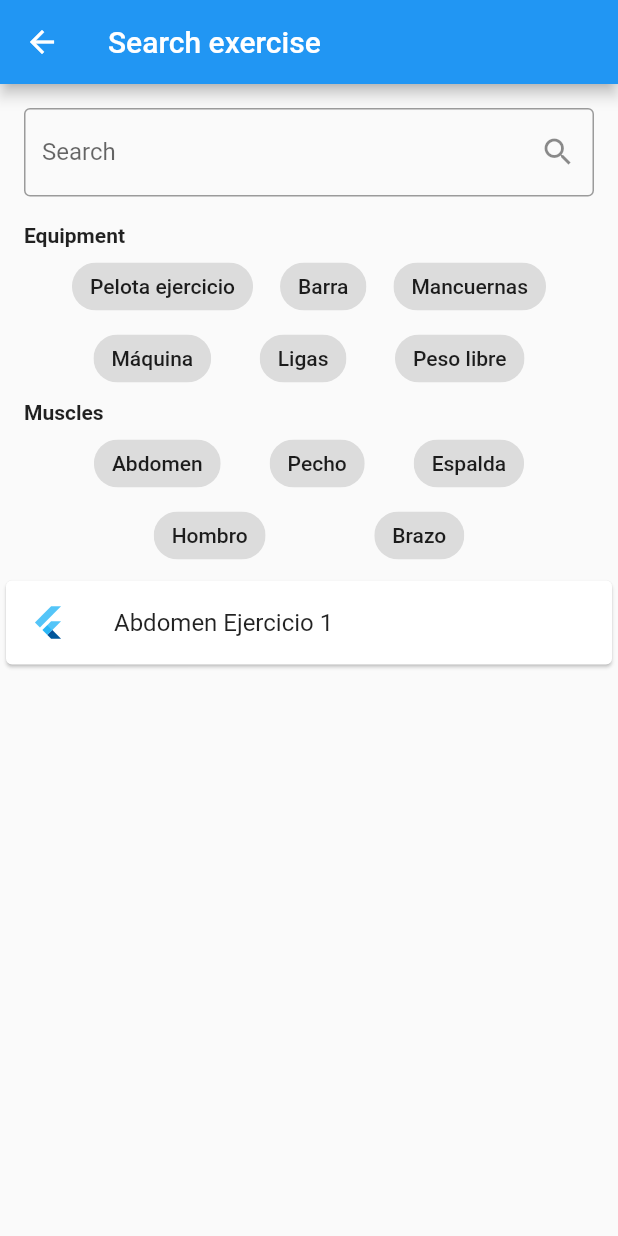
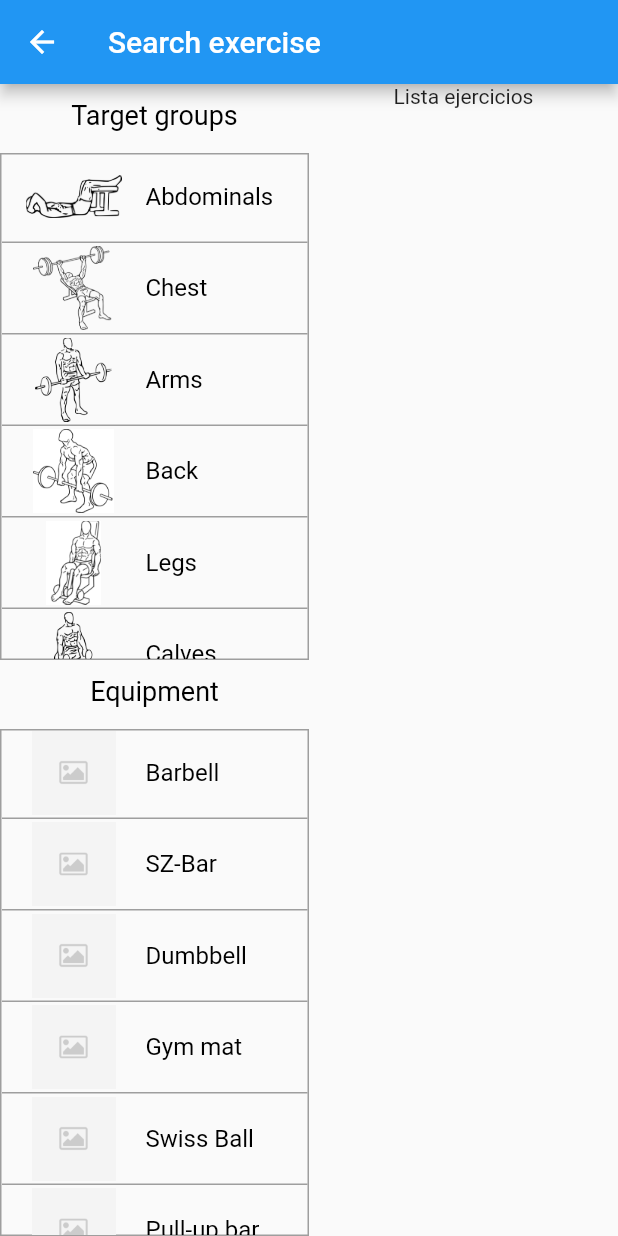
Before and after one commit to alfonso46674/Gains_For_Days, a Flutter app: the SearchExercise screen opened by its route, on a phone screen of 412 x 824 dp. Run offline on Flutter 3.47's test engine with Material 2 defaults, Android fonts, the phone set to English and light mode, and no system bars; our stand-ins replace auth_buttons, bloc, equatable, firebase_auth, firebase_core, flutter_bloc and 4 more; accounts and stored records are empty; generated files the repository leaves out were written again; network calls fail; statements that could not run were skipped.

Commit message:
Feat: Update search/search_exercise to a better format and visualization

```diff
--- a/lib/exercises/search_exercise.dart
+++ /dev/null
@@ -1,191 +0,0 @@
-import 'package:flutter/material.dart';
-
-class SearchExercise extends StatefulWidget {
-  SearchExercise({Key key}) : super(key: key);
-
-  @override
-  _SearchExerciseState createState() => _SearchExerciseState();
-}
-
-class _SearchExerciseState extends State<SearchExercise> {
-  @override
-  Widget build(BuildContext context) {
-    return Scaffold(
-      appBar: AppBar(
-        title: Text("Search exercise"),
-      ),
-      body: Column(
-        mainAxisSize: MainAxisSize.min,
-        children: [
-          //Bara de busqueda
-          Padding(
-            padding: const EdgeInsets.all(16.0),
-            child: TextField(
-              decoration: InputDecoration(
-                  suffixIcon: Icon(Icons.search),
-                  border: OutlineInputBorder(),
-                  labelText: 'Search'),
-            ),
-          ),
-          //Texto de materiales
-          Padding(
-            padding: const EdgeInsets.only(
-              left: 16,
-              top: 2,
-              // right: 10,
-              bottom: 2,
-            ),
-            child: Align(
-              alignment: Alignment.centerLeft,
-              child: Text(
-                "Equipment",
-                style: TextStyle(
-                  fontWeight: FontWeight.bold,
-                ),
-              ),
-            ),
-          ),
-
-          //Seleccion de materiales
-          Padding(
-            padding: const EdgeInsets.only(
-                left: 30,
-                // top:2,
-                right: 30,
-                bottom: 2),
-            child: Column(
-              children: [
-                Row(
-                  mainAxisSize: MainAxisSize.max,
-                  mainAxisAlignment: MainAxisAlignment.spaceEvenly,
-                  children: [
-                    InputChip(
-                      // avatar: CircleAvatar(
-                      //   backgroundColor: Colors.grey.shade800,
-                      //   child: Text('AB'),
-                      // ),
-                      label: Text('Pelota ejercicio'),
-                      onPressed: () {},
-                    ),
-                    InputChip(
-                      label: Text('Barra'),
-                      onPressed: () {},
-                    ),
-                    InputChip(
-                      label: Text('Mancuernas'),
-                      onPressed: () {},
-                    ),
-                  ],
-                ),
-                Row(
-                  mainAxisSize: MainAxisSize.max,
-                  mainAxisAlignment: MainAxisAlignment.spaceEvenly,
-                  children: [
-                    InputChip(
-                      // avatar: CircleAvatar(
-                      //   backgroundColor: Colors.grey.shade800,
-                      //   child: Text('AB'),
-                      // ),
-                      label: Text('Máquina'),
-                      onPressed: () {},
-                    ),
-                    InputChip(
-                      label: Text('Ligas'),
-                      onPressed: () {},
-                    ),
-                    InputChip(
-                      label: Text('Peso libre'),
-                      onPressed: () {},
-                    ),
-                  ],
-                ),
-              ],
-            ),
-          ),
-
-          //Texto de los musculos
-          Padding(
-            padding: const EdgeInsets.only(
-              left: 16,
-              top: 2,
-              // right: 10,
-              bottom: 2,
-            ),
-            child: Align(
-              alignment: Alignment.centerLeft,
-              child: Text(
-                "Muscles",
-                style: TextStyle(
-                  fontWeight: FontWeight.bold,
-                ),
-              ),
-            ),
-          ),
-
-          //Seleccion musculos
-          Padding(
-            padding: const EdgeInsets.only(
-                left: 30,
-                // top:2,
-                right: 30,
-                bottom: 2),
-            child: Column(
-              children: [
-                Row(
-                  mainAxisSize: MainAxisSize.max,
-                  mainAxisAlignment: MainAxisAlignment.spaceEvenly,
-                  children: [
-                    InputChip(
-                      // avatar: CircleAvatar(
-                      //   backgroundColor: Colors.grey.shade800,
-                      //   child: Text('AB'),
-                      // ),
-                      label: Text('Abdomen'),
-                      onPressed: () {},
-                    ),
-                    InputChip(
-                      label: Text('Pecho'),
-                      onPressed: () {},
-                    ),
-                    InputChip(
-                      label: Text('Espalda'),
-                      onPressed: () {},
-                    ),
-                  ],
-                ),
-                Row(
-                  mainAxisSize: MainAxisSize.max,
-                  mainAxisAlignment: MainAxisAlignment.spaceEvenly,
-                  children: [
-                    InputChip(
-                      // avatar: CircleAvatar(
-                      //   backgroundColor: Colors.grey.shade800,
-                      //   child: Text('AB'),
-                      // ),
-                      label: Text('Hombro'),
-                      onPressed: () {},
-                    ),
-                    InputChip(
-                      label: Text('Brazo'),
-                      onPressed: () {},
-                    ),
-
-                  ],
-                ),
-              ],
-            ),
-          ),
-
-          //Mostrar resultados
-          //TODO: Implementar que se muestren resultados de acuerdo a la seleccion de busqueda
-          Card(
-            child: ListTile(
-              leading: FlutterLogo(),
-              title: Text("Abdomen Ejercicio 1"),
-            ),
-          ),
-        ],
-      ),
-    );
-  }
-}
--- a/lib/main.dart
+++ b/lib/main.dart
@@ -6,7 +6,7 @@ import 'package:hive/hive.dart';
 import 'package:path_provider/path_provider.dart';
 
 import 'package:proyecto_integrador/auth/bloc/auth_bloc.dart';
-import 'package:proyecto_integrador/exercises/search_exercise.dart';
+import 'package:proyecto_integrador/search/search_exercise.dart';
 import 'package:proyecto_integrador/exercises/menu_exercises.dart';
 import 'package:proyecto_integrador/login/login.dart';
 import 'package:proyecto_integrador/models/exercise.dart';
--- /dev/null
+++ b/lib/search/search_exercise.dart
@@ -0,0 +1,199 @@
+import 'package:flutter/material.dart';
+import 'package:proyecto_integrador/repositories/enumerations.dart';
+
+class SearchExercise extends StatefulWidget {
+  SearchExercise({Key key}) : super(key: key);
+
+  @override
+  _SearchExerciseState createState() => _SearchExerciseState();
+}
+
+class _SearchExerciseState extends State<SearchExercise> {
+  List<String> _targetGroupsList = [
+    'Abdominals',
+    'Chest',
+    'Arms',
+    'Back',
+    'Legs',
+    'Calves',
+    'Shoulders'
+  ];
+
+  List<String> _targetGroupsImageList = [
+    'assets/categories/abs.png',
+    'assets/categories/pecs.png',
+    'assets/categories/arms.png',
+    'assets/categories/back.png',
+    'assets/categories/legs.png',
+    'assets/categories/calves.png',
+    'assets/categories/shoulders.png'
+  ];
+
+  List<bool> _targetGroupSelectedList = [
+    false,
+    false,
+    false,
+    false,
+    false,
+    false,
+    false
+  ];
+
+  List<String> _equipmentList = [
+    'Barbell',
+    'SZ-Bar',
+    'Dumbbell',
+    'Gym mat',
+    'Swiss Ball',
+    'Pull-up bar',
+    'Bench',
+    'Incline bench',
+    'Kettlebell',
+    'None'
+  ];
+
+  List<String> _equipmentImageList = [];
+
+  List<bool> _equipmentSelectedList = [
+    false,
+    false,
+    false,
+    false,
+    false,
+    false,
+    false,
+    false,
+    false,
+    false
+  ];
+
+  @override
+  Widget build(BuildContext context) {
+    return Scaffold(
+      appBar: AppBar(
+        title: Text("Search exercise"),
+      ),
+      body: Row(
+        children: [
+          //Columna de la derecha dividida en dos: Target groups y equipment
+          Expanded(
+            child: Column(
+              children: [
+                Padding(
+                  padding: const EdgeInsets.only(top: 10),
+                  child: Text(
+                    'Target groups',
+                    style: TextStyle(
+                        color: Colors.black,
+                        fontWeight: FontWeight.w400,
+                        fontSize: 18),
+                  ),
+                ),
+                Expanded(
+                  child: buildTargetGroups(),
+                ),
+                Padding(
+                  padding: const EdgeInsets.only(top:10),
+                  child: Text(
+                    'Equipment',
+                    style: TextStyle(
+                        color: Colors.black,
+                        fontWeight: FontWeight.w400,
+                        fontSize: 18),
+                  ),
+                ),
+                Expanded(
+                  child: buildEquipment(),
+                ),
+              ],
+            ),
+          ),
+          //Columna de la izquierda para mostrar ejercicios buscados
+          Expanded(
+            child: Column(
+              children: [
+                Text('Lista ejercicios'),
+              ],
+            ),
+          ),
+        ],
+      ),
+    );
+  }
+
+  Padding buildEquipment() {
+    return Padding(
+      padding: const EdgeInsets.only(top: 15),
+      child: Container(
+        decoration: BoxDecoration(
+          border: Border.all(color: Colors.grey),
+        ),
+        child: ListView.separated(
+          itemCount: _equipmentList.length,
+          separatorBuilder: (BuildContext context, int index) => Divider(
+            height: 5,
+            thickness: 1,
+            color: Colors.grey,
+          ),
+          itemBuilder: (BuildContext context, int index) => ListTile(
+            leading: Image.asset(
+              // _equipmentImageList[index],
+              'assets/misc/dummy-square.png',
+              width: 64,
+              height: 64,
+            ),
+            title: Text(
+              _equipmentList[index],
+              style: TextStyle(color: Colors.black),
+            ),
+            selectedTileColor: Colors.grey[200],
+            selected: _equipmentSelectedList[index],
+            onTap: () {
+              setState(() {
+                _equipmentSelectedList[index] = !_equipmentSelectedList[index];
+              });
+            },
+          ),
+        ),
+      ),
+    );
+  }
+
+  Padding buildTargetGroups() {
+    return Padding(
+      padding: const EdgeInsets.only(top: 15),
+      child: Container(
+        decoration: BoxDecoration(
+          border: Border.all(color: Colors.grey),
+        ),
+        child: ListView.separated(
+          itemCount: _targetGroupsList.length,
+          separatorBuilder: (BuildContext context, int index) => Divider(
+            height: 5,
+            thickness: 1,
+            color: Colors.grey,
+          ),
+          itemBuilder: (BuildContext context, int index) => ListTile(
+            leading: Image.asset(
+              _targetGroupsImageList[index],
+              width: 64,
+              height: 64,
+            ),
+            title: Text(
+              _targetGroupsList[index],
+              style: TextStyle(color: Colors.black),
+            ),
+            selectedTileColor: Colors.grey[200],
+            selected: _targetGroupSelectedList[index],
+            onTap: () {
+              setState(() {
+                _targetGroupSelectedList[index] =
+                    !_targetGroupSelectedList[index];
+              });
+            },
+          ),
+        ),
+      ),
+    );
+  }
+}
```
